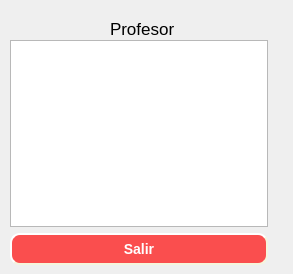
Old version of the form availabilitycheckview.ui in the repository Santiago-Pinto/colorcraft.
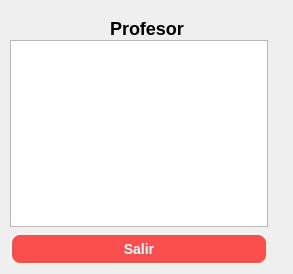
New version of the form.

Commit message: Changed font in labels

What changed in the file:
```diff
--- a/availabilitycheckview.ui
+++ b/availabilitycheckview.ui
@@ -24,9 +24,15 @@
    </property>
    <property name="font">
     <font>
-     <pointsize>13</pointsize>
+     <pointsize>-1</pointsize>
+     <weight>75</weight>
+     <italic>false</italic>
+     <bold>true</bold>
     </font>
    </property>
+   <property name="styleSheet">
+    <string notr="true">font: bold 18px;</string>
+   </property>
    <property name="text">
     <string>Profesor</string>
    </property>
```
The commit also changes 10 other files.
